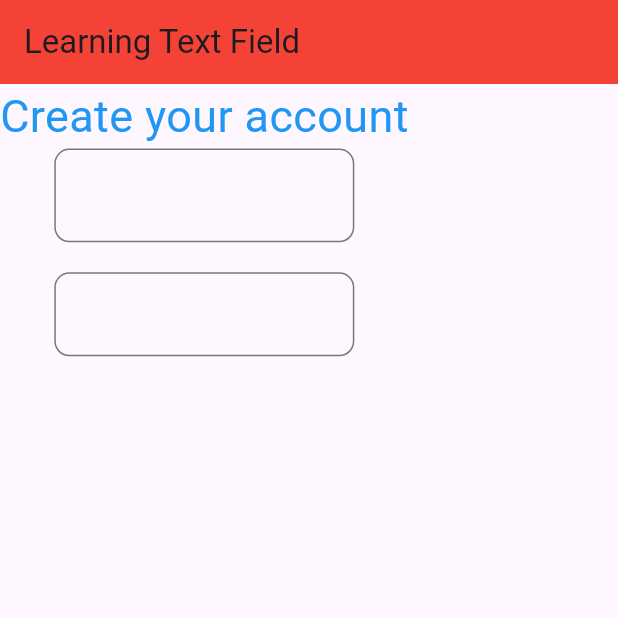
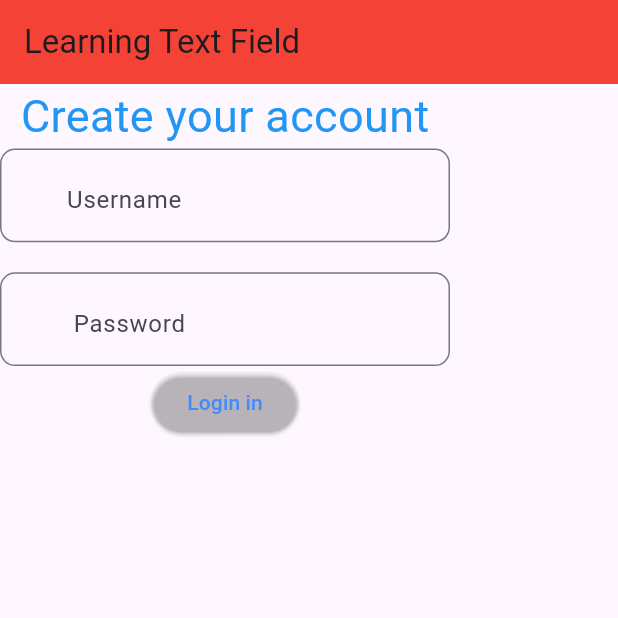
Before and after one commit to Sailesharyal/FlutterProjects, a Flutter app: the screen it shows after launch, on a phone screen of 412 x 824 dp, the top half of it. Run offline on Flutter 3.47's test engine with Material 3 defaults, Android fonts, the phone set to English and light mode, and no system bars; our stand-ins replace hive_flutter; accounts and stored records are empty.

Commit message:
added some chanes

```diff
--- a/learningwidget/lib/Pages/Sampleapp.dart
+++ b/learningwidget/lib/Pages/Sampleapp.dart
@@ -73,7 +73,7 @@ class listview extends StatelessWidget {
             ),
           ),
           Container(
-            width: 200,
+            width: 300,
             alignment: Alignment.centerLeft,
             child: Column(
               children: [
@@ -87,6 +87,7 @@ class listview extends StatelessWidget {
                           borderRadius: BorderRadius.circular(10),
                           borderSide: const BorderSide(
                               color: Colors.blueGrey, width: 2)),
+                      hintText: " Username",
                       prefix: const Icon(Icons.person)),
                 ),
                 const SizedBox(
@@ -103,10 +104,23 @@ class listview extends StatelessWidget {
                           borderRadius: BorderRadius.circular(10),
                           borderSide:
                               const BorderSide(color: Colors.orange, width: 2),
-                        ))),
+                        ),
+                        prefix: Icon(Icons.remove_red_eye),
+                        hintText: "  Password")),
               ],
             ),
           ),
+          const ElevatedButton(
+              style: ButtonStyle(
+                  alignment: Alignment.center,
+                  backgroundColor: WidgetStateColor.transparent),
+              onPressed: () {},
+              child: Text(
+                "Login in",
+                style: TextStyle(
+                  color: Colors.blueAccent,
+                ),
+              ))
         ],
       ),
     );
```
